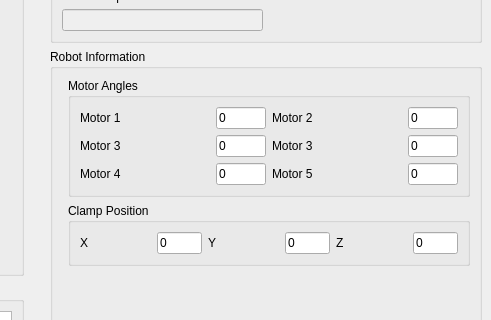
Above: mainwindow.ui from MiguelFerrerF/robotArmApp before the change; both pictures show x 573 to 1064 and y 212 to 532 of the 1064 by 733 pixel window. Below: the same form after it.
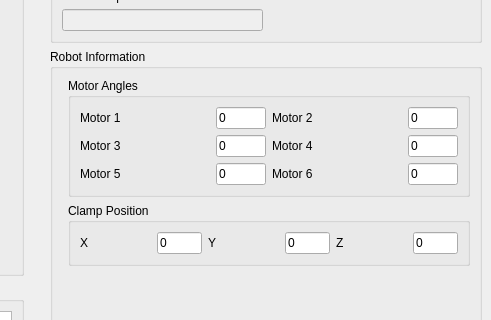
That is the form after the change.

Commit message:
Corrects motor label numbering in UI
Updates the UI to fix mislabeled motor numbers (Motor 3-6).
Ensures accurate labeling for better clarity and consistency.

Diff of the .ui file:
```diff
--- a/mainwindow.ui
+++ b/mainwindow.ui
@@ -323,7 +323,7 @@
           <item row="1" column="2">
            <widget class="QLabel" name="labelAngleMotor4">
             <property name="text">
-             <string>Motor 3</string>
+             <string>Motor 4</string>
             </property>
            </widget>
           </item>
@@ -349,7 +349,7 @@
           <item row="2" column="0">
            <widget class="QLabel" name="labelAngleMotor5">
             <property name="text">
-             <string>Motor 4</string>
+             <string>Motor 5</string>
             </property>
            </widget>
           </item>
@@ -375,7 +375,7 @@
           <item row="2" column="2">
            <widget class="QLabel" name="labelAngleMotor6">
             <property name="text">
-             <string>Motor 5</string>
+             <string>Motor 6</string>
             </property>
            </widget>
           </item>
```
